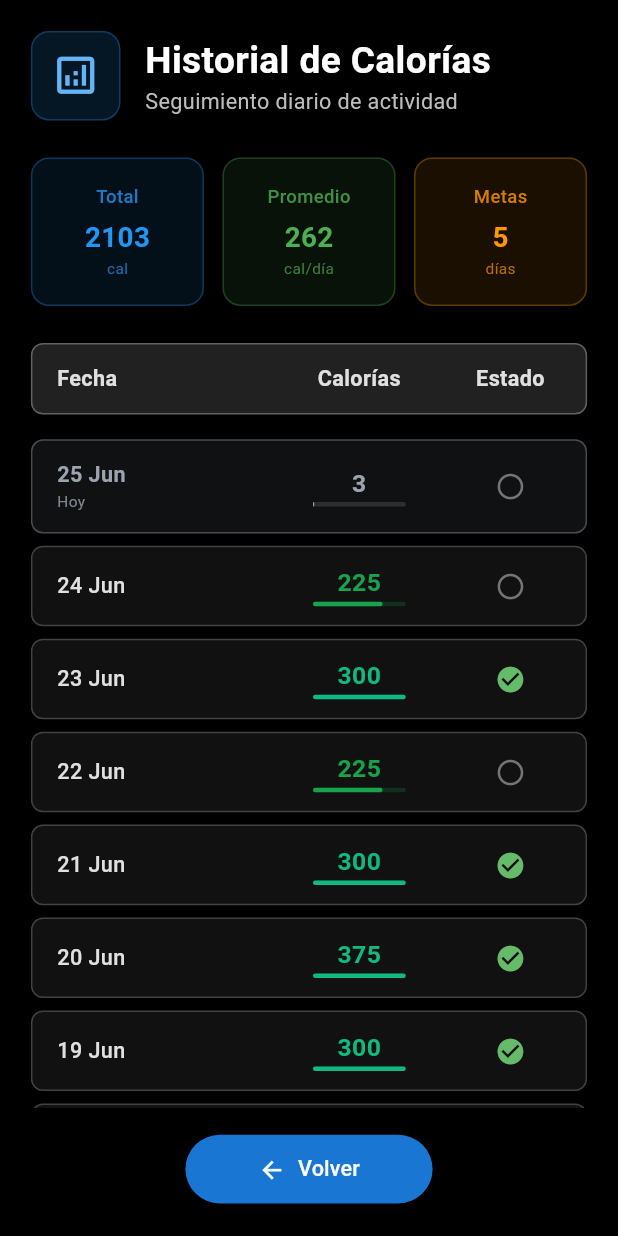
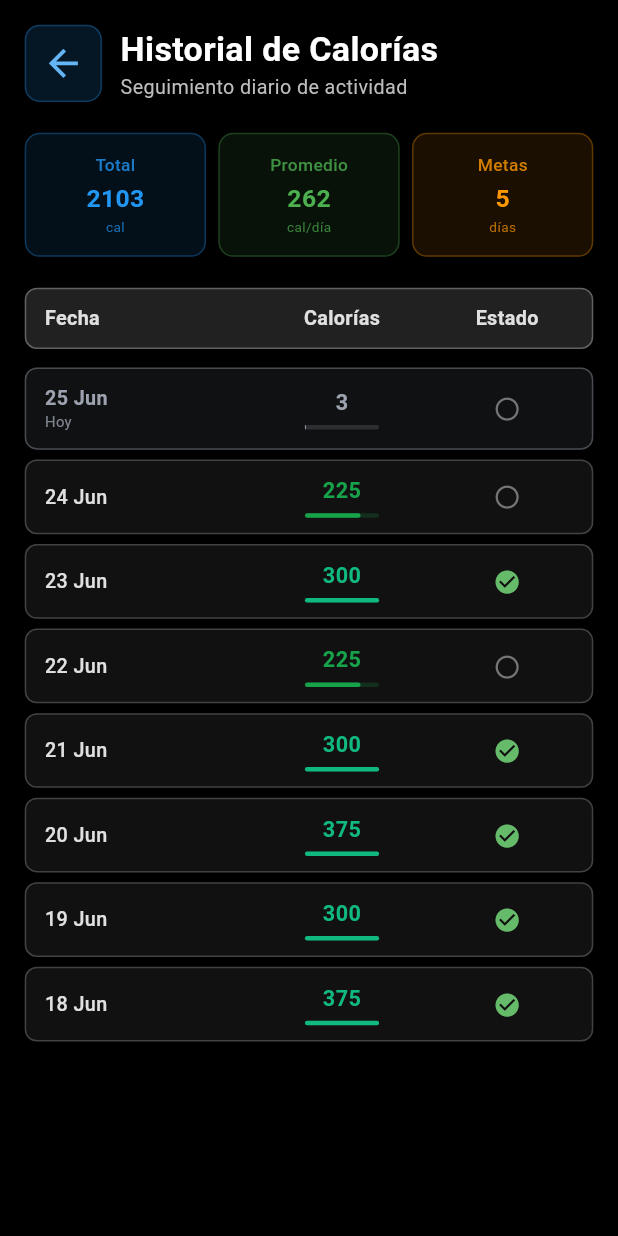
Before and after one commit to luisHidalgo-git/calorias, a Flutter app: the CaloriesTableScreen screen opened directly, on a phone screen of 412 x 824 dp. Run offline on Flutter 3.47's test engine with Material 3 defaults, Android fonts, the phone set to English and light mode, and no system bars.

Commit message:
diseño tabla mejorado

```diff
--- a/lib/screens/calories_table_screen.dart
+++ b/lib/screens/calories_table_screen.dart
@@ -63,19 +63,17 @@ class _CaloriesTableScreenState extends State<CaloriesTableScreen>
         child: FadeTransition(
           opacity: _fadeAnimation,
           child: Padding(
-            padding: EdgeInsets.all(screenSize.width * 0.05),
+            padding: EdgeInsets.all(screenSize.width * 0.04),
             child: Column(
               crossAxisAlignment: CrossAxisAlignment.start,
               children: [
                 _buildHeader(screenSize),
-                SizedBox(height: screenSize.height * 0.03),
+                SizedBox(height: screenSize.height * 0.025),
                 _buildStatsCards(screenSize),
-                SizedBox(height: screenSize.height * 0.03),
+                SizedBox(height: screenSize.height * 0.025),
                 _buildTableHeader(screenSize),
-                SizedBox(height: screenSize.height * 0.02),
+                SizedBox(height: screenSize.height * 0.015),
                 Expanded(child: _buildTable(screenSize)),
-                SizedBox(height: screenSize.height * 0.02),
-                _buildBackButton(screenSize),
               ],
             ),
           ),
@@ -87,20 +85,23 @@ class _CaloriesTableScreenState extends State<CaloriesTableScreen>
   Widget _buildHeader(Size screenSize) {
     return Row(
       children: [
-        Container(
-          padding: EdgeInsets.all(screenSize.width * 0.03),
+        GestureDetector(
+          onTap: () => Navigator.pop(context),
+          child: Container(
+            padding: EdgeInsets.all(screenSize.width * 0.025),
             decoration: BoxDecoration(
               color: Colors.blue.withOpacity(0.15),
-            borderRadius: BorderRadius.circular(12),
+              borderRadius: BorderRadius.circular(10),
               border: Border.all(color: Colors.blue.withOpacity(0.3)),
             ),
             child: Icon(
-            Icons.analytics_outlined,
+              Icons.arrow_back,
               color: Colors.blue.shade300,
-            size: screenSize.width * 0.08,
+              size: screenSize.width * 0.07,
             ),
           ),
-        SizedBox(width: screenSize.width * 0.04),
+        ),
+        SizedBox(width: screenSize.width * 0.03),
         Expanded(
           child: Column(
             crossAxisAlignment: CrossAxisAlignment.start,
@@ -108,17 +109,19 @@ class _CaloriesTableScreenState extends State<CaloriesTableScreen>
               Text(
                 'Historial de Calorías',
                 style: TextStyle(
-                  fontSize: screenSize.width * 0.06,
+                  fontSize: screenSize.width * 0.055,
                   fontWeight: FontWeight.bold,
                   color: Colors.white,
                 ),
+                overflow: TextOverflow.ellipsis,
               ),
               Text(
                 'Seguimiento diario de actividad',
                 style: TextStyle(
-                  fontSize: screenSize.width * 0.035,
+                  fontSize: screenSize.width * 0.032,
                   color: Colors.grey.shade400,
                 ),
+                overflow: TextOverflow.ellipsis,
               ),
             ],
           ),
@@ -128,27 +131,62 @@ class _CaloriesTableScreenState extends State<CaloriesTableScreen>
   }
 
   Widget _buildStatsCards(Size screenSize) {
-    final totalCalories = _records.fold<double>(0, (sum, record) => sum + record.calories);
-    final avgCalories = _records.isNotEmpty ? totalCalories / _records.length : 0;
+    final totalCalories = _records.fold<double>(
+      0,
+      (sum, record) => sum + record.calories,
+    );
+    final avgCalories = _records.isNotEmpty
+        ? totalCalories / _records.length
+        : 0;
     final goalsReached = _records.where((record) => record.goalReached).length;
 
     return Row(
       children: [
-        Expanded(child: _buildStatCard('Total', '${totalCalories.toInt()}', 'cal', Colors.blue, screenSize)),
-        SizedBox(width: screenSize.width * 0.03),
-        Expanded(child: _buildStatCard('Promedio', '${avgCalories.toInt()}', 'cal/día', Colors.green, screenSize)),
-        SizedBox(width: screenSize.width * 0.03),
-        Expanded(child: _buildStatCard('Metas', '$goalsReached', 'días', Colors.orange, screenSize)),
+        Expanded(
+          child: _buildStatCard(
+            'Total',
+            '${totalCalories.toInt()}',
+            'cal',
+            Colors.blue,
+            screenSize,
+          ),
+        ),
+        SizedBox(width: screenSize.width * 0.02),
+        Expanded(
+          child: _buildStatCard(
+            'Promedio',
+            '${avgCalories.toInt()}',
+            'cal/día',
+            Colors.green,
+            screenSize,
+          ),
+        ),
+        SizedBox(width: screenSize.width * 0.02),
+        Expanded(
+          child: _buildStatCard(
+            'Metas',
+            '$goalsReached',
+            'días',
+            Colors.orange,
+            screenSize,
+          ),
+        ),
       ],
     );
   }
 
-  Widget _buildStatCard(String title, String value, String unit, Color color, Size screenSize) {
+  Widget _buildStatCard(
+    String title,
+    String value,
+    String unit,
+    Color color,
+    Size screenSize,
+  ) {
     return Container(
-      padding: EdgeInsets.all(screenSize.width * 0.04),
+      padding: EdgeInsets.all(screenSize.width * 0.03),
       decoration: BoxDecoration(
         color: color.withOpacity(0.1),
-        borderRadius: BorderRadius.circular(12),
+        borderRadius: BorderRadius.circular(10),
         border: Border.all(color: color.withOpacity(0.3)),
       ),
       child: Column(
@@ -156,26 +194,29 @@ class _CaloriesTableScreenState extends State<CaloriesTableScreen>
           Text(
             title,
             style: TextStyle(
-              fontSize: screenSize.width * 0.03,
+              fontSize: screenSize.width * 0.028,
               color: color.withOpacity(0.8),
               fontWeight: FontWeight.w500,
             ),
+            overflow: TextOverflow.ellipsis,
           ),
-          SizedBox(height: 4),
+          SizedBox(height: 3),
           Text(
             value,
             style: TextStyle(
-              fontSize: screenSize.width * 0.045,
+              fontSize: screenSize.width * 0.04,
               fontWeight: FontWeight.bold,
               color: color,
             ),
+            overflow: TextOverflow.ellipsis,
           ),
           Text(
             unit,
             style: TextStyle(
-              fontSize: screenSize.width * 0.025,
+              fontSize: screenSize.width * 0.022,
               color: color.withOpacity(0.7),
             ),
+            overflow: TextOverflow.ellipsis,
           ),
         ],
       ),
@@ -185,8 +226,8 @@ class _CaloriesTableScreenState extends State<CaloriesTableScreen>
   Widget _buildTableHeader(Size screenSize) {
     return Container(
       padding: EdgeInsets.symmetric(
-        horizontal: screenSize.width * 0.04,
-        vertical: screenSize.height * 0.015,
+        horizontal: screenSize.width * 0.03,
+        vertical: screenSize.height * 0.012,
       ),
       decoration: BoxDecoration(
         color: Colors.grey.shade900,
@@ -196,38 +237,41 @@ class _CaloriesTableScreenState extends State<CaloriesTableScreen>
       child: Row(
         children: [
           Expanded(
-            flex: 2,
+            flex: 3,
             child: Text(
               'Fecha',
               style: TextStyle(
-                fontSize: screenSize.width * 0.035,
+                fontSize: screenSize.width * 0.032,
                 fontWeight: FontWeight.w600,
                 color: Colors.grey.shade300,
               ),
+              overflow: TextOverflow.ellipsis,
+            ),
+          ),
+          Expanded(
+            flex: 3,
+            child: Text(
+              'Calorías',
+              textAlign: TextAlign.center,
+              style: TextStyle(
+                fontSize: screenSize.width * 0.032,
+                fontWeight: FontWeight.w600,
+                color: Colors.grey.shade300,
+              ),
+              overflow: TextOverflow.ellipsis,
             ),
           ),
           Expanded(
             flex: 2,
             child: Text(
-              'Calorías',
+              'Estado',
               textAlign: TextAlign.center,
               style: TextStyle(
-                fontSize: screenSize.width * 0.035,
+                fontSize: screenSize.width * 0.032,
                 fontWeight: FontWeight.w600,
                 color: Colors.grey.shade300,
               ),
-            ),
-          ),
-          Expanded(
-            flex: 1,
-            child: Text(
-              'Estado',
-              textAlign: TextAlign.center,
-              style: TextStyle(
-                fontSize: screenSize.width * 0.035,
-                fontWeight: FontWeight.w600,
-                color: Colors.grey.shade300,
-              ),
+              overflow: TextOverflow.ellipsis,
             ),
           ),
         ],
@@ -243,23 +287,26 @@ class _CaloriesTableScreenState extends State<CaloriesTableScreen>
           children: [
             Icon(
               Icons.fitness_center_outlined,
-              size: screenSize.width * 0.15,
+              size: screenSize.width * 0.12,
               color: Colors.grey.shade600,
             ),
             SizedBox(height: screenSize.height * 0.02),
             Text(
               'No hay datos disponibles',
               style: TextStyle(
-                fontSize: screenSize.width * 0.04,
+                fontSize: screenSize.width * 0.035,
                 color: Colors.grey.shade500,
               ),
+              textAlign: TextAlign.center,
             ),
+            SizedBox(height: screenSize.height * 0.01),
             Text(
               'Comienza a hacer ejercicio para ver tu progreso',
               style: TextStyle(
-                fontSize: screenSize.width * 0.03,
+                fontSize: screenSize.width * 0.028,
                 color: Colors.grey.shade600,
               ),
+              textAlign: TextAlign.center,
             ),
           ],
         ),
@@ -280,59 +327,67 @@ class _CaloriesTableScreenState extends State<CaloriesTableScreen>
     final progressColor = ColorUtils.getProgressColor(record.calories);
 
     return Container(
-      margin: EdgeInsets.only(bottom: screenSize.height * 0.01),
+      margin: EdgeInsets.only(bottom: screenSize.height * 0.008),
       padding: EdgeInsets.symmetric(
-        horizontal: screenSize.width * 0.04,
-        vertical: screenSize.height * 0.015,
+        horizontal: screenSize.width * 0.03,
+        vertical: screenSize.height * 0.012,
       ),
       decoration: BoxDecoration(
-        color: isToday ? progressColor.withOpacity(0.1) : Colors.grey.shade900.withOpacity(0.5),
+        color: isToday
+            ? progressColor.withOpacity(0.1)
+            : Colors.grey.shade900.withOpacity(0.5),
         borderRadius: BorderRadius.circular(8),
         border: Border.all(
-          color: isToday ? progressColor.withOpacity(0.4) : Colors.grey.shade800,
+          color: isToday
+              ? progressColor.withOpacity(0.4)
+              : Colors.grey.shade800,
         ),
       ),
       child: Row(
         children: [
           Expanded(
-            flex: 2,
+            flex: 3,
             child: Column(
               crossAxisAlignment: CrossAxisAlignment.start,
               children: [
                 Text(
                   record.formattedDate,
                   style: TextStyle(
-                    fontSize: screenSize.width * 0.035,
+                    fontSize: screenSize.width * 0.032,
                     fontWeight: isToday ? FontWeight.w600 : FontWeight.w500,
                     color: isToday ? progressColor : Colors.grey.shade300,
                   ),
+                  overflow: TextOverflow.ellipsis,
                 ),
                 if (isToday)
                   Text(
                     'Hoy',
                     style: TextStyle(
-                      fontSize: screenSize.width * 0.025,
+                      fontSize: screenSize.width * 0.024,
                       color: progressColor.withOpacity(0.8),
                     ),
+                    overflow: TextOverflow.ellipsis,
                   ),
               ],
             ),
           ),
           Expanded(
-            flex: 2,
+            flex: 3,
             child: Column(
               children: [
                 Text(
                   '${record.calories.toInt()}',
                   textAlign: TextAlign.center,
                   style: TextStyle(
-                    fontSize: screenSize.width * 0.04,
+                    fontSize: screenSize.width * 0.035,
                     fontWeight: FontWeight.bold,
                     color: progressColor,
                   ),
+                  overflow: TextOverflow.ellipsis,
                 ),
+                SizedBox(height: 4),
                 Container(
-                  width: screenSize.width * 0.15,
+                  width: screenSize.width * 0.12,
                   height: 3,
                   decoration: BoxDecoration(
                     borderRadius: BorderRadius.circular(2),
@@ -353,38 +408,18 @@ class _CaloriesTableScreenState extends State<CaloriesTableScreen>
             ),
           ),
           Expanded(
-            flex: 1,
+            flex: 2,
             child: Icon(
-              record.goalReached ? Icons.check_circle : Icons.radio_button_unchecked,
-              color: record.goalReached ? Colors.green.shade400 : Colors.grey.shade600,
-              size: screenSize.width * 0.05,
+              record.goalReached
+                  ? Icons.check_circle
+                  : Icons.radio_button_unchecked,
+              color: record.goalReached
+                  ? Colors.green.shade400
+                  : Colors.grey.shade600,
+              size: screenSize.width * 0.045,
             ),
           ),
         ],
-      ),
-    );
-  }
-
-  Widget _buildBackButton(Size screenSize) {
-    return Center(
-      child: Container(
-        width: screenSize.width * 0.4,
-        child: ElevatedButton.icon(
-          onPressed: () => Navigator.pop(context),
-          icon: Icon(Icons.arrow_back, size: screenSize.width * 0.045),
-          label: Text(
-            'Volver',
-            style: TextStyle(fontSize: screenSize.width * 0.035),
-          ),
-          style: ElevatedButton.styleFrom(
-            backgroundColor: Colors.blue.shade700,
-            foregroundColor: Colors.white,
-            padding: EdgeInsets.symmetric(vertical: screenSize.height * 0.015),
-            shape: RoundedRectangleBorder(
-              borderRadius: BorderRadius.circular(25),
-            ),
-          ),
-        ),
       ),
     );
   }
--- a/lib/widgets/notifications_panel.dart
+++ b/lib/widgets/notifications_panel.dart
@@ -28,13 +28,10 @@ class _NotificationsPanelState extends State<NotificationsPanel>
       vsync: this,
     );
 
-    _slideAnimation = Tween<Offset>(
-      begin: Offset(0, -1),
-      end: Offset.zero,
-    ).animate(CurvedAnimation(
-      parent: _slideController,
-      curve: Curves.easeInOut,
-    ));
+    _slideAnimation = Tween<Offset>(begin: Offset(0, -1), end: Offset.zero)
+        .animate(
+          CurvedAnimation(parent: _slideController, curve: Curves.easeInOut),
+        );
 
     _slideController.forward();
   }
@@ -52,11 +49,15 @@ class _NotificationsPanelState extends State<NotificationsPanel>
     return SlideTransition(
       position: _slideAnimation,
       child: Container(
-        margin: EdgeInsets.all(screenSize.width * 0.05),
-        padding: EdgeInsets.all(screenSize.width * 0.04),
+        margin: EdgeInsets.all(screenSize.width * 0.03),
+        padding: EdgeInsets.all(screenSize.width * 0.03),
+        constraints: BoxConstraints(
+          maxHeight: screenSize.height * 0.7,
+          maxWidth: screenSize.width * 0.9,
+        ),
         decoration: BoxDecoration(
           color: Colors.grey.shade900,
-          borderRadius: BorderRadius.circular(15),
+          borderRadius: BorderRadius.circular(12),
           border: Border.all(color: Colors.grey.shade700),
           boxShadow: [
             BoxShadow(
@@ -73,51 +74,59 @@ class _NotificationsPanelState extends State<NotificationsPanel>
             Row(
               mainAxisAlignment: MainAxisAlignment.spaceBetween,
               children: [
-                Text(
-                  'Notificaciones (${widget.notifications.length})',
-                  style: TextStyle(
-                    fontSize: screenSize.width * 0.045,
-                    fontWeight: FontWeight.bold,
-                    color: Colors.white,
+                Expanded(
+                  child: Text(
+                    'Notificaciones (${widget.notifications.length})',
+                    style: TextStyle(
+                      fontSize: screenSize.width * 0.04,
+                      fontWeight: FontWeight.bold,
+                      color: Colors.white,
+                    ),
+                    overflow: TextOverflow.ellipsis,
                   ),
                 ),
                 Row(
+                  mainAxisSize: MainAxisSize.min,
                   children: [
                     IconButton(
                       onPressed: widget.onClear,
                       icon: Icon(
                         Icons.clear_all,
                         color: Colors.grey.shade400,
-                        size: screenSize.width * 0.05,
+                        size: screenSize.width * 0.045,
                       ),
+                      padding: EdgeInsets.all(4),
+                      constraints: BoxConstraints(),
                     ),
                     IconButton(
                       onPressed: () => Navigator.pop(context),
                       icon: Icon(
                         Icons.close,
                         color: Colors.grey.shade400,
-                        size: screenSize.width * 0.05,
+                        size: screenSize.width * 0.045,
                       ),
+                      padding: EdgeInsets.all(4),
+                      constraints: BoxConstraints(),
                     ),
                   ],
                 ),
               ],
             ),
 
-            Divider(color: Colors.grey.shade700),
+            Divider(color: Colors.grey.shade700, height: 16),
 
             // Lista de notificaciones
-            Container(
-              constraints: BoxConstraints(
-                maxHeight: screenSize.height * 0.4,
-              ),
+            Flexible(
               child: widget.notifications.isEmpty
                   ? _buildEmptyState(screenSize)
                   : ListView.builder(
                       shrinkWrap: true,
                       itemCount: widget.notifications.length,
                       itemBuilder: (context, index) {
-                        final notification = widget.notifications[widget.notifications.length - 1 - index];
+                        final notification =
+                            widget.notifications[widget.notifications.length -
+                                1 -
+                                index];
                         return _buildNotificationItem(notification, screenSize);
                       },
                     ),
@@ -130,19 +139,20 @@ class _NotificationsPanelState extends State<NotificationsPanel>
 
   Widget _buildEmptyState(Size screenSize) {
     return Padding(
-      padding: EdgeInsets.all(screenSize.width * 0.08),
+      padding: EdgeInsets.all(screenSize.width * 0.06),
       child: Column(
+        mainAxisSize: MainAxisSize.min,
         children: [
           Icon(
             Icons.notifications_off_outlined,
-            size: screenSize.width * 0.12,
+            size: screenSize.width * 0.1,
             color: Colors.grey.shade600,
           ),
-          SizedBox(height: screenSize.height * 0.02),
+          SizedBox(height: screenSize.height * 0.015),
           Text(
             'No hay notificaciones',
             style: TextStyle(
-              fontSize: screenSize.width * 0.04,
+              fontSize: screenSize.width * 0.035,
               color: Colors.grey.shade500,
             ),
           ),
@@ -153,17 +163,17 @@ class _NotificationsPanelState extends State<NotificationsPanel>
 
   Widget _buildNotificationItem(CalorieEntry notification, Size screenSize) {
     return Container(
-      margin: EdgeInsets.only(bottom: screenSize.height * 0.01),
-      padding: EdgeInsets.all(screenSize.width * 0.03),
+      margin: EdgeInsets.only(bottom: screenSize.height * 0.008),
+      padding: EdgeInsets.all(screenSize.width * 0.025),
       decoration: BoxDecoration(
         color: Colors.green.withOpacity(0.1),
-        borderRadius: BorderRadius.circular(10),
+        borderRadius: BorderRadius.circular(8),
         border: Border.all(color: Colors.green.withOpacity(0.3)),
       ),
       child: Row(
         children: [
           Container(
-            padding: EdgeInsets.all(screenSize.width * 0.02),
+            padding: EdgeInsets.all(screenSize.width * 0.015),
             decoration: BoxDecoration(
               color: Colors.green.withOpacity(0.2),
               shape: BoxShape.circle,
@@ -171,28 +181,30 @@ class _NotificationsPanelState extends State<NotificationsPanel>
             child: Icon(
               Icons.local_fire_department,
               color: Colors.green.shade400,
-              size: screenSize.width * 0.04,
+              size: screenSize.width * 0.035,
             ),
           ),
-          SizedBox(width: screenSize.width * 0.03),
+          SizedBox(width: screenSize.width * 0.025),
           Expanded(
             child: Column(
               crossAxisAlignment: CrossAxisAlignment.start,
               children: [
                 Text(
-                  '+${notification.calories.toStringAsFixed(1)} calorías',
+                  '+${notification.calories.toStringAsFixed(1)} cal',
                   style: TextStyle(
-                    fontSize: screenSize.width * 0.035,
+                    fontSize: screenSize.width * 0.032,
                     fontWeight: FontWeight.w600,
                     color: Colors.green.shade300,
                   ),
+                  overflow: TextOverflow.ellipsis,
                 ),
                 Text(
                   notification.description,
                   style: TextStyle(
-                    fontSize: screenSize.width * 0.03,
+                    fontSize: screenSize.width * 0.028,
                     color: Colors.grey.shade400,
                   ),
+                  overflow: TextOverflow.ellipsis,
                 ),
               ],
             ),
```
Lines whose indentation alone changed are shown as unchanged.
